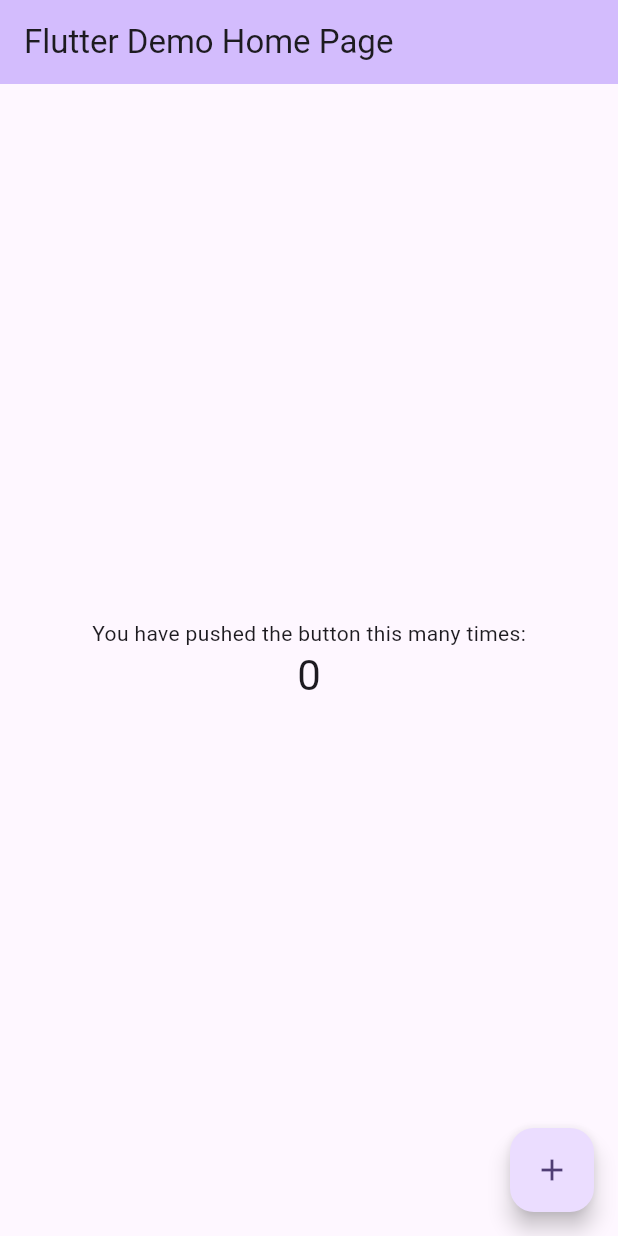
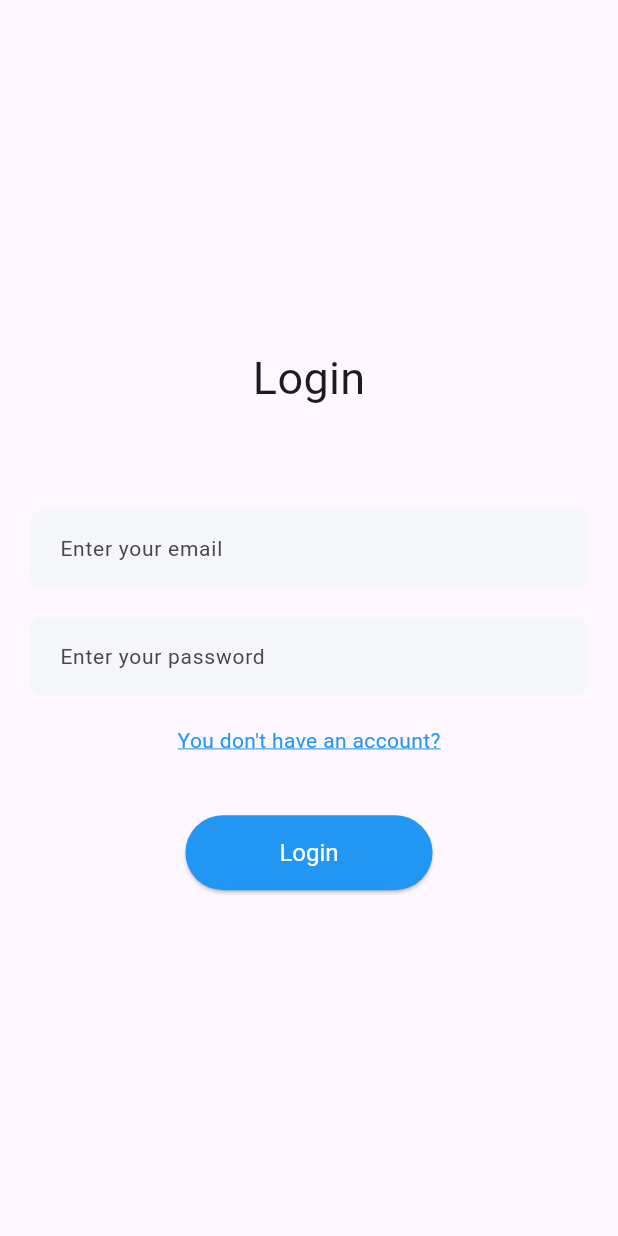
Before and after one commit to Devsniper1106/Step-Tracking, a Flutter app: the screen it shows after launch, on a phone screen of 412 x 824 dp. Run offline on Flutter 3.47's test engine with Material 3 defaults, Android fonts, the phone set to English and light mode, and no system bars; our stand-ins replace firebase_auth, firebase_core; accounts and stored records are empty.

Commit message:
firebase authentication

```diff
--- a/lib/main.dart
+++ b/lib/main.dart
@@ -1,6 +1,19 @@
 import 'package:flutter/material.dart';
+import 'package:firebase_auth/firebase_auth.dart';
+import 'package:firebase_core/firebase_core.dart';
+import 'package:flutter_step_tracking/firebase_options.dart';
+import 'package:flutter_step_tracking/utils/show_snack_bar.dart';
+import 'package:provider/provider.dart';
+import 'package:flutter_step_tracking/sevices/firebase_auth_service.dart';
+import 'package:flutter_step_tracking/screens/sign_up.dart';
+import 'package:flutter_step_tracking/screens/sign_in.dart';
+import 'package:flutter_step_tracking/screens/leader_board.dart';
 
-void main() {
+void main() async {
+  WidgetsFlutterBinding.ensureInitialized();
+  await Firebase.initializeApp(
+    options: DefaultFirebaseOptions.currentPlatform,
+  );
   runApp(const MyApp());
 }
 
@@ -10,116 +23,43 @@
   // This widget is the root of your application.
   @override
   Widget build(BuildContext context) {
-    return MaterialApp(
-      title: 'Flutter Demo',
-      theme: ThemeData(
-        // This is the theme of your application.
-        //
-        // TRY THIS: Try running your application with "flutter run". You'll see
-        // the application has a purple toolbar. Then, without quitting the app,
-        // try changing the seedColor in the colorScheme below to Colors.green
-        // and then invoke "hot reload" (save your changes or press the "hot
-        // reload" button in a Flutter-supported IDE, or press "r" if you used
-        // the command line to start the app).
-        //
-        // Notice that the counter didn't reset back to zero; the application
-        // state is not lost during the reload. To reset the state, use hot
-        // restart instead.
-        //
-        // This works for code too, not just values: Most code changes can be
-        // tested with just a hot reload.
-        colorScheme: ColorScheme.fromSeed(seedColor: Colors.deepPurple),
-        useMaterial3: true,
+    return MultiProvider(
+      providers: [
+        Provider<FirebaseAuthMethods>(
+          create: (_) => FirebaseAuthMethods(FirebaseAuth.instance),
+        ),
+        StreamProvider(
+          create: (context) => context.read<FirebaseAuthMethods>().authState,
+          initialData: null,
+        ),
+      ],
+      child: MaterialApp(
+        title: 'Flutter Step Tracking App',
+        theme: ThemeData(
+          primarySwatch: Colors.blue,
+        ),
+        home: const AuthWrapper(),
+        routes: {
+          HomeScreen.routeName: (context) => const HomeScreen(),
+          EmailPasswordSignup.routeName: (context) =>
+              const EmailPasswordSignup(),
+          EmailPasswordLogin.routeName: (context) => const EmailPasswordLogin(),
+        },
       ),
-      home: const MyHomePage(title: 'Flutter Demo Home Page'),
     );
   }
 }
 
-class MyHomePage extends StatefulWidget {
-  const MyHomePage({super.key, required this.title});
-
-  // This widget is the home page of your application. It is stateful, meaning
-  // that it has a State object (defined below) that contains fields that affect
-  // how it looks.
-
-  // This class is the configuration for the state. It holds the values (in this
-  // case the title) provided by the parent (in this case the App widget) and
-  // used by the build method of the State. Fields in a Widget subclass are
-  // always marked "final".
-
-  final String title;
-
-  @override
-  State<MyHomePage> createState() => _MyHomePageState();
-}
-
-class _MyHomePageState extends State<MyHomePage> {
-  int _counter = 0;
-
-  void _incrementCounter() {
-    setState(() {
-      // This call to setState tells the Flutter framework that something has
-      // changed in this State, which causes it to rerun the build method below
-      // so that the display can reflect the updated values. If we changed
-      // _counter without calling setState(), then the build method would not be
-      // called again, and so nothing would appear to happen.
-      _counter++;
-    });
-  }
+class AuthWrapper extends StatelessWidget {
+  const AuthWrapper({Key? key}) : super(key: key);
 
   @override
   Widget build(BuildContext context) {
-    // This method is rerun every time setState is called, for instance as done
-    // by the _incrementCounter method above.
-    //
-    // The Flutter framework has been optimized to make rerunning build methods
-    // fast, so that you can just rebuild anything that needs updating rather
-    // than having to individually change instances of widgets.
-    return Scaffold(
-      appBar: AppBar(
-        // TRY THIS: Try changing the color here to a specific color (to
-        // Colors.amber, perhaps?) and trigger a hot reload to see the AppBar
-        // change color while the other colors stay the same.
-        backgroundColor: Theme.of(context).colorScheme.inversePrimary,
-        // Here we take the value from the MyHomePage object that was created by
-        // the App.build method, and use it to set our appbar title.
-        title: Text(widget.title),
-      ),
-      body: Center(
-        // Center is a layout widget. It takes a single child and positions it
-        // in the middle of the parent.
-        child: Column(
-          // Column is also a layout widget. It takes a list of children and
-          // arranges them vertically. By default, it sizes itself to fit its
-          // children horizontally, and tries to be as tall as its parent.
-          //
-          // Column has various properties to control how it sizes itself and
-          // how it positions its children. Here we use mainAxisAlignment to
-          // center the children vertically; the main axis here is the vertical
-          // axis because Columns are vertical (the cross axis would be
-          // horizontal).
-          //
-          // TRY THIS: Invoke "debug painting" (choose the "Toggle Debug Paint"
-          // action in the IDE, or press "p" in the console), to see the
-          // wireframe for each widget.
-          mainAxisAlignment: MainAxisAlignment.center,
-          children: <Widget>[
-            const Text(
-              'You have pushed the button this many times:',
-            ),
-            Text(
-              '$_counter',
-              style: Theme.of(context).textTheme.headlineMedium,
-            ),
-          ],
-        ),
-      ),
-      floatingActionButton: FloatingActionButton(
-        onPressed: _incrementCounter,
-        tooltip: 'Increment',
-        child: const Icon(Icons.add),
-      ), // This trailing comma makes auto-formatting nicer for build methods.
-    );
+    final firebaseUser = context.watch<User?>();
+
+    if (firebaseUser != null) {
+      return const HomeScreen();
+    }
+    return const EmailPasswordLogin();
   }
 }
--- /dev/null
+++ b/lib/screens/sign_in.dart
@@ -0,0 +1,86 @@
+import 'package:flutter/material.dart';
+import 'package:flutter_step_tracking/screens/sign_up.dart';
+import 'package:provider/provider.dart';
+import 'package:flutter_step_tracking/sevices/firebase_auth_service.dart';
+import 'package:flutter_step_tracking/widgets/custom_text_field.dart';
+
+class EmailPasswordLogin extends StatefulWidget {
+  static String routeName = '/login-email-password';
+  const EmailPasswordLogin({Key? key}) : super(key: key);
+
+  @override
+  _EmailPasswordLoginState createState() => _EmailPasswordLoginState();
+}
+
+class _EmailPasswordLoginState extends State<EmailPasswordLogin> {
+  final TextEditingController emailController = TextEditingController();
+  final TextEditingController passwordController = TextEditingController();
+
+  void loginUser() {
+    context.read<FirebaseAuthMethods>().loginWithEmail(
+          email: emailController.text,
+          password: passwordController.text,
+          context: context,
+        );
+  }
+
+  @override
+  Widget build(BuildContext context) {
+    return Scaffold(
+      body: Column(
+        mainAxisAlignment: MainAxisAlignment.center,
+        children: [
+          const Text(
+            "Login",
+            style: TextStyle(fontSize: 30),
+          ),
+          SizedBox(height: MediaQuery.of(context).size.height * 0.08),
+          Container(
+            margin: const EdgeInsets.symmetric(horizontal: 20),
+            child: CustomTextField(
+              controller: emailController,
+              hintText: 'Enter your email',
+            ),
+          ),
+          const SizedBox(height: 20),
+          Container(
+            margin: const EdgeInsets.symmetric(horizontal: 20),
+            child: CustomTextField(
+              controller: passwordController,
+              hintText: 'Enter your password',
+            ),
+          ),
+          const SizedBox(height: 20),
+          GestureDetector(
+            child: const Text('You don\'t have an account?',
+                style: TextStyle(
+                  color: Colors.blue,
+                  decoration: TextDecoration.underline,
+                  decorationColor: Colors.blue,
+                )),
+            onTap: () {
+              Navigator.pushNamed(context, EmailPasswordSignup.routeName);
+            },
+          ),
+          const SizedBox(height: 40),
+          ElevatedButton(
+            onPressed: loginUser,
+            style: ButtonStyle(
+              backgroundColor: const WidgetStatePropertyAll(Colors.blue),
+              textStyle: const WidgetStatePropertyAll(
+                TextStyle(color: Colors.white),
+              ),
+              minimumSize: WidgetStatePropertyAll(
+                Size(MediaQuery.of(context).size.width / 2.5, 50),
+              ),
+            ),
+            child: const Text(
+              "Login",
+              style: TextStyle(color: Colors.white, fontSize: 16),
+            ),
+          ),
+        ],
+      ),
+    );
+  }
+}
--- /dev/null
+++ b/lib/sevices/firebase_auth_service.dart
@@ -0,0 +1,74 @@
+import 'package:firebase_auth/firebase_auth.dart';
+import 'package:flutter/material.dart';
+import 'package:flutter_step_tracking/screens/leader_board.dart';
+import 'package:flutter_step_tracking/screens/sign_in.dart';
+import 'package:flutter_step_tracking/screens/sign_up.dart';
+import 'package:flutter_step_tracking/utils/show_snack_bar.dart';
+
+class FirebaseAuthMethods {
+  final FirebaseAuth _auth;
+  FirebaseAuthMethods(this._auth);
+
+  User get user => _auth.currentUser!;
+
+  Stream<User?> get authState => FirebaseAuth.instance.authStateChanges();
+
+  Future<void> signUpWithEmail({
+    required String email,
+    required String password,
+    required BuildContext context,
+  }) async {
+    try {
+      await _auth.createUserWithEmailAndPassword(
+        email: email,
+        password: password,
+      );
+      Navigator.pushNamed(context, HomeScreen.routeName);
+    } on FirebaseAuthException catch (e) {
+      // if you want to display your own custom error message
+      if (e.code == 'weak-password') {
+        print('The password provided is too weak.');
+      } else if (e.code == 'email-already-in-use') {
+        print('The account already exists for that email.');
+      }
+      showSnackBar(
+          context, e.message!); // Displaying the usual firebase error message
+    }
+  }
+
+  Future<void> loginWithEmail({
+    required String email,
+    required String password,
+    required BuildContext context,
+  }) async {
+    try {
+      await _auth.signInWithEmailAndPassword(
+        email: email,
+        password: password,
+      );
+      Navigator.pushNamed(context, HomeScreen.routeName);
+    } on FirebaseAuthException catch (e) {
+      showSnackBar(context, e.message!); // Displaying the error message
+    }
+  }
+
+  Future<void> signOut(BuildContext context) async {
+    try {
+      await _auth.signOut();
+      Navigator.pushNamed(context, EmailPasswordLogin.routeName);
+    } on FirebaseAuthException catch (e) {
+      showSnackBar(context, e.message!); // Displaying the error message
+    }
+  }
+
+  Future<void> deleteAccount(BuildContext context) async {
+    try {
+      await _auth.currentUser!.delete();
+      Navigator.pushNamed(context, EmailPasswordSignup.routeName);
+    } on FirebaseAuthException catch (e) {
+      showSnackBar(context, e.message!); // Displaying the error message
+      // if an error of requires-recent-login is thrown, make sure to log
+      // in user again and then delete account.
+    }
+  }
+}
--- /dev/null
+++ b/lib/widgets/custom_text_field.dart
@@ -0,0 +1,38 @@
+import 'package:flutter/material.dart';
+
+class CustomTextField extends StatelessWidget {
+  final TextEditingController controller;
+  final String hintText;
+
+  const CustomTextField({
+    Key? key,
+    required this.controller,
+    required this.hintText,
+  }) : super(key: key);
+
+  @override
+  Widget build(BuildContext context) {
+    return TextField(
+      controller: controller,
+      decoration: InputDecoration(
+        border: OutlineInputBorder(
+          borderRadius: BorderRadius.circular(8),
+          borderSide: const BorderSide(color: Colors.transparent, width: 0),
+        ),
+        enabledBorder: OutlineInputBorder(
+          borderRadius: BorderRadius.circular(8),
+          borderSide: const BorderSide(color: Colors.transparent, width: 0),
+        ),
+        contentPadding:
+            const EdgeInsets.symmetric(horizontal: 16, vertical: 14),
+        filled: true,
+        fillColor: const Color(0xffF5F6FA),
+        hintText: hintText,
+        hintStyle: const TextStyle(
+          fontSize: 14,
+          fontWeight: FontWeight.w400,
+        ),
+      ),
+    );
+  }
+}
--- a/pubspec.yaml
+++ b/pubspec.yaml
@@ -35,6 +35,10 @@ dependencies:
   # The following adds the Cupertino Icons font to your application.
   # Use with the CupertinoIcons class for iOS style icons.
   cupertino_icons: ^1.0.8
+  firebase_auth: ^5.3.0
+  firebase_core: ^3.5.0
+  material: ^1.0.0+2
+  provider: ^6.1.2
 
 dev_dependencies:
   flutter_test:
```
Also changed, not shown: lib/screens/leader_board.dart (added, +60 -0 lines), lib/screens/sign_up.dart (added, +86 -0 lines), lib/utils/show_snack_bar.dart (added, +9 -0 lines), lib/widgets/custom_button.dart (added, +35 -0 lines), firebase.json (added), lib/firebase_options.dart (added), pubspec.lock, 6 other files.
